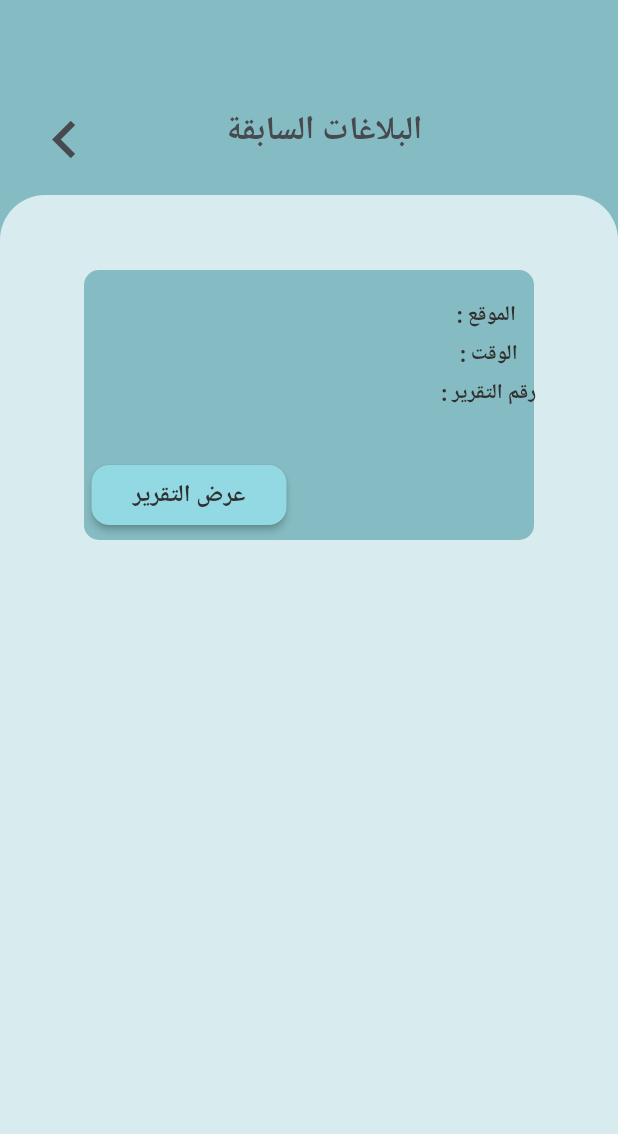
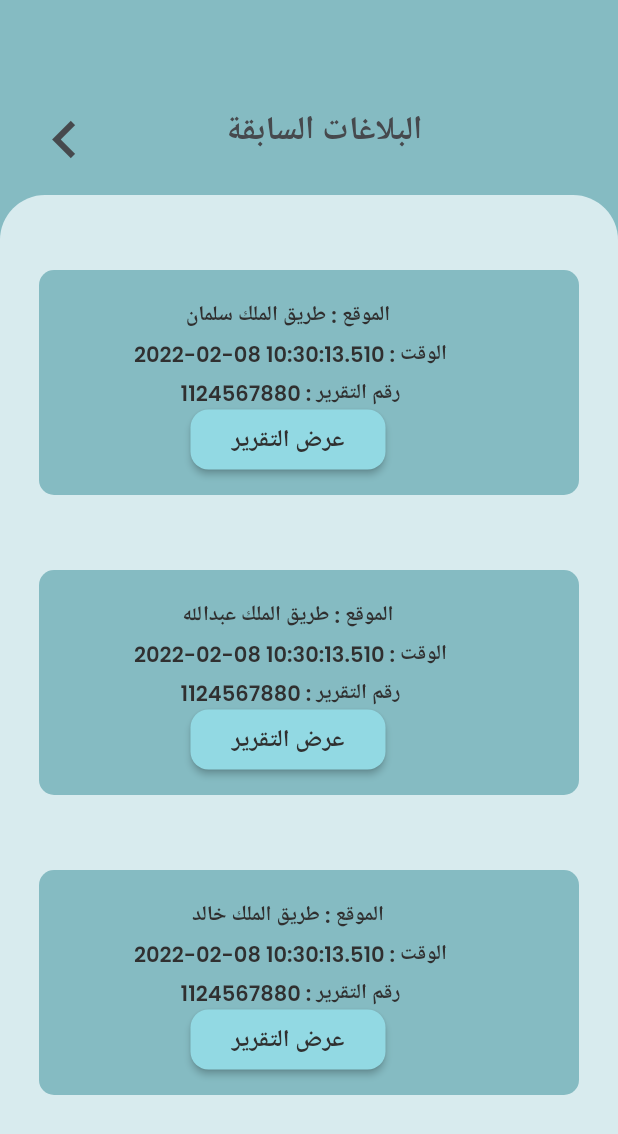
Before and after one commit to RaghadAlzahrani/Tayseer2, a Flutter app: the HomePageWidget screen opened directly, in the side drawer, after a tap on "البلاغات السابقة", on a phone screen of 412 x 824 dp. Shown: the top 1134 px of the screen. Run offline on Flutter 3.47's test engine with Material 2 defaults, Android fonts, the phone set to English and light mode, and no system bars; drawn by our look-alikes of auto_size_text; our stand-ins replace built_collection, built_value, cloud_firestore, firebase_auth, firebase_core, font_awesome_flutter and 8 more; missing offline and left inert: cloud_firestore_web, firebase_auth_web, firebase_core_web, google_sign_in_web, json_path, sign_in_with_apple_web; accounts and stored records are empty; generated files the repository leaves out were written again; network calls fail.

Commit message:
disply the accidents
in this commit i was able to display the accidents from a list that i made during coding

```diff
--- a/lib/main.dart
+++ b/lib/main.dart
@@ -2,6 +2,7 @@ import 'package:firebase_core/firebase_core.dart';
 import 'package:flutter/gestures.dart';
 import 'package:flutter/material.dart';
 import 'package:flutter_localizations/flutter_localizations.dart';
+import 'package:tayseer/view_accidents/view_accidents_widget.dart';
 import 'auth/firebase_user_provider.dart';
 
 import '../flutter_flow/flutter_flow_theme.dart';
@@ -58,8 +59,8 @@ class _MyAppState extends State<MyApp> {
               ),
             )
           : currentUser.loggedIn
-              ?  LogInPageWidget()
-              : LogInPageWidget(),
+              ?  ViewAccidentsWidget()
+              : ViewAccidentsWidget(),
     );
   }
 }
--- a/lib/view_accidents/view_accidents_widget.dart
+++ b/lib/view_accidents/view_accidents_widget.dart
@@ -16,7 +16,41 @@ class ViewAccidentsWidget extends StatefulWidget {
 
 class _ViewAccidentsWidgetState extends State<ViewAccidentsWidget> {
   final scaffoldKey = GlobalKey<ScaffoldState>();
+  List accidents = [];
+@override
+  void initState() {
+   addtolist();
+    super.initState();
+  }
 
+   void addtolist(){
+int count = 0;
+        var value = {
+          'location': 'طريق الملك خالد',
+          'time': DateTime.now(),
+          'id': '1124567880',
+
+        };
+
+          var value2 = {
+          'location': 'طريق الملك عبدالله',
+          'time': DateTime.now(),
+          'id': '1124567880',
+
+        };
+
+           var value3 = {
+          'location': 'طريق الملك سلمان',
+          'time': DateTime.now(),
+          'id': '1124567880',
+
+        };
+         accidents.insert(count++, value3);
+        accidents.insert(count++, value2);
+ accidents.insert(count++, value);
+
+
+   }
   @override
   Widget build(BuildContext context) {
     return Scaffold(
@@ -38,112 +72,7 @@ class _ViewAccidentsWidgetState extends State<ViewAccidentsWidget> {
                   topRight: Radius.circular(30),
                 ),
               ),
-              child: Column(
-                mainAxisSize: MainAxisSize.max,
-                children: [
-                  Padding(
-                    padding: EdgeInsetsDirectional.fromSTEB(0, 50, 0, 0),
-                    child: Container(
-                      width: 300,
-                      height: 180,
-                      decoration: BoxDecoration(
-                        color: Color(0xFF85BBC2),
-                        borderRadius: BorderRadius.circular(10),
-                        shape: BoxShape.rectangle,
-                      ),
-                      child: Row(
-                        mainAxisSize: MainAxisSize.max,
-                        children: [
-                          Column(
-                            mainAxisSize: MainAxisSize.max,
-                            children: [
-                              Padding(
-                                padding:
-                                    EdgeInsetsDirectional.fromSTEB(0, 0, 40, 0),
-                                child: Row(
-                                  mainAxisSize: MainAxisSize.min,
-                                  mainAxisAlignment:
-                                      MainAxisAlignment.spaceBetween,
-                                  children: [
-                                    Padding(
-                                      padding: EdgeInsetsDirectional.fromSTEB(
-                                          5, 130, 0, 0),
-                                      child: FFButtonWidget(
-                                        onPressed: () {
-                                          print('Button pressed ...');
-                                        },
-                                        text: 'عرض التقرير',
-                                        options: FFButtonOptions(
-                                          width: 130,
-                                          height: 40,
-                                          color: Color(0xFF92D9E3),
-                                          textStyle:
-                                              FlutterFlowTheme.title1.override(
-                                            fontFamily: 'Poppins',
-                                            fontSize: 16,
-                                          ),
-                                          borderSide: BorderSide(
-                                            color: Colors.transparent,
-                                            width: 1,
-                                          ),
-                                          borderRadius: 12,
-                                        ),
-                                      ),
-                                    ),
-                                  ],
-                                ),
-                              ),
-                            ],
-                          ),
-                          Padding(
-                            padding:
-                                EdgeInsetsDirectional.fromSTEB(60, 0, 0, 0),
-                            child: Column(
-                              mainAxisSize: MainAxisSize.max,
-                              children: [
-                                Padding(
-                                  padding: EdgeInsetsDirectional.fromSTEB(
-                                      0, 20, 0, 0),
-                                  child: Text(
-                                    ' : الموقع ',
-                                    style: FlutterFlowTheme.bodyText1.override(
-                                      fontFamily: 'Poppins',
-                                      fontWeight: FontWeight.w600,
-                                    ),
-                                  ),
-                                ),
-                                Padding(
-                                  padding: EdgeInsetsDirectional.fromSTEB(
-                                      0, 5, 0, 0),
-                                  child: Text(
-                                    ' : الوقت',
-                                    textAlign: TextAlign.end,
-                                    style: FlutterFlowTheme.bodyText1.override(
-                                      fontFamily: 'Poppins',
-                                      fontWeight: FontWeight.w600,
-                                    ),
-                                  ),
-                                ),
-                                Padding(
-                                  padding: EdgeInsetsDirectional.fromSTEB(
-                                      0, 5, 0, 0),
-                                  child: Text(
-                                    ' : رقم التقرير',
-                                    style: FlutterFlowTheme.bodyText1.override(
-                                      fontFamily: 'Poppins',
-                                      fontWeight: FontWeight.w600,
-                                    ),
-                                  ),
-                                ),
-                              ],
-                            ),
-                          ),
-                        ],
-                      ),
-                    ),
-                  ),
-                ],
-              ),
+              child: accidentChild(accidents),
             ),
           ),
           Padding(
@@ -188,3 +117,102 @@ class _ViewAccidentsWidgetState extends State<ViewAccidentsWidget> {
     );
   }
 }
+ Widget accidentChild(data) {
+    return ListView(
+      children: [
+
+
+        for (var i = 0; i < data.length; i++)
+
+        Column(
+                mainAxisSize: MainAxisSize.max,
+                children: [
+                  Padding(
+                    padding: EdgeInsetsDirectional.fromSTEB(0, 50, 0, 0),
+                    child: Container(
+                      width: 360,
+                      height: 150,
+                      decoration: BoxDecoration(
+                        color: Color(0xFF85BBC2),
+                        borderRadius: BorderRadius.circular(10),
+                        shape: BoxShape.rectangle,
+                      ),
+                      child: Row(
+                        mainAxisSize: MainAxisSize.max,
+                        children: [
+
+                          Padding(
+                            padding:
+                                EdgeInsetsDirectional.fromSTEB(60, 0, 0, 0),
+                            child: Column(
+                              mainAxisSize: MainAxisSize.max,
+                              children: [
+                                Padding(
+                                  padding: EdgeInsetsDirectional.fromSTEB(
+                                      0, 20, 0, 0),
+                                  child: Text(
+                                    ' الموقع : ${data[i]['location']} ',
+                                    style: FlutterFlowTheme.bodyText1.override(
+                                      fontFamily: 'Poppins',
+                                      fontWeight: FontWeight.w600,
+                                    ),
+                                  ),
+                                ),
+                                Padding(
+                                  padding: EdgeInsetsDirectional.fromSTEB(
+                                      0, 5, 0, 0),
+                                  child: Text(
+                                    ' ${data[i]['time']} : الوقت',
+                                    textAlign: TextAlign.end,
+                                    style: FlutterFlowTheme.bodyText1.override(
+                                      fontFamily: 'Poppins',
+                                      fontWeight: FontWeight.w600,
+                                    ),
+                                  ),
+                                ),
+                                Padding(
+                                  padding: EdgeInsetsDirectional.fromSTEB(
+                                      0, 5, 0, 0),
+                                  child: Text(
+                                    ' ${data[i]['id']} : رقم التقرير',
+                                    style: FlutterFlowTheme.bodyText1.override(
+                                      fontFamily: 'Poppins',
+                                      fontWeight: FontWeight.w600,
+                                    ),
+                                  ),
+                                ),
+                                   FFButtonWidget(
+                                        onPressed: () {
+                                          print('Button pressed ...');
+                                        },
+                                        text: 'عرض التقرير',
+                                        options: FFButtonOptions(
+                                          width: 130,
+                                          height: 40,
+                                          color: Color(0xFF92D9E3),
+                                          textStyle:
+                                              FlutterFlowTheme.title1.override(
+                                            fontFamily: 'Poppins',
+                                            fontSize: 16,
+                                          ),
+                                          borderSide: BorderSide(
+                                            color: Colors.transparent,
+                                            width: 1,
+                                          ),
+                                          borderRadius: 12,
+                                        ),
+                                      ),
+                              ],
+                            ),
+                          ),
+                        ],
+                      ),
+                    ),
+                  ),
+                ],
+              ),
+
+
+      ],
+    );
+  }
```
Also changed, not shown: 9 other files.
